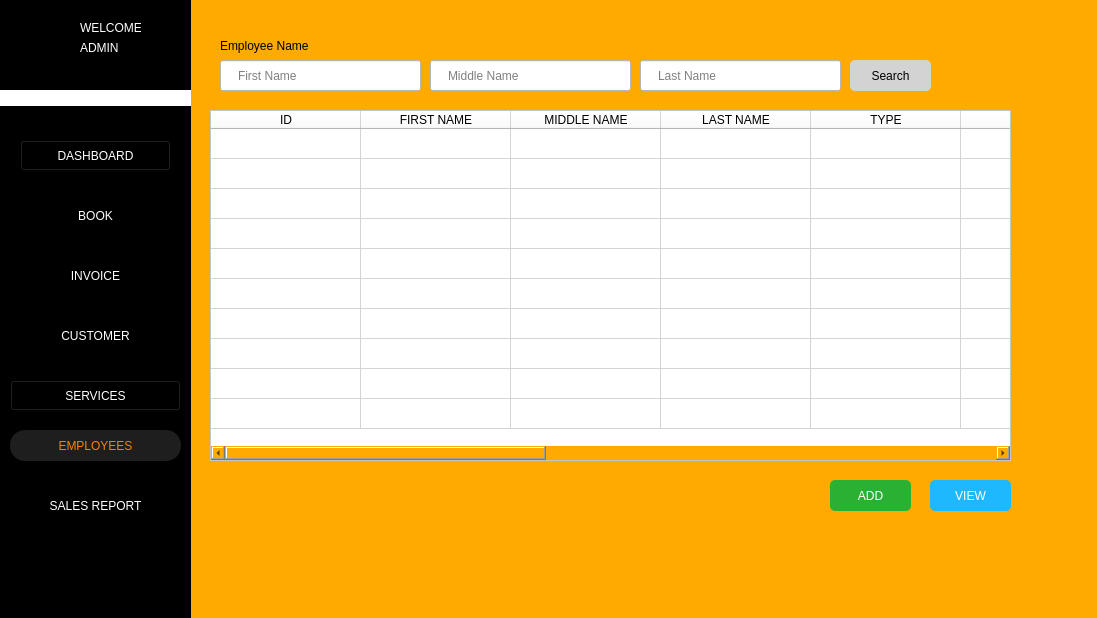
Above: ui/Admin_employees.ui from OnealTorres/Auto-Repair-Management-System before the change. Below: the same form after it.
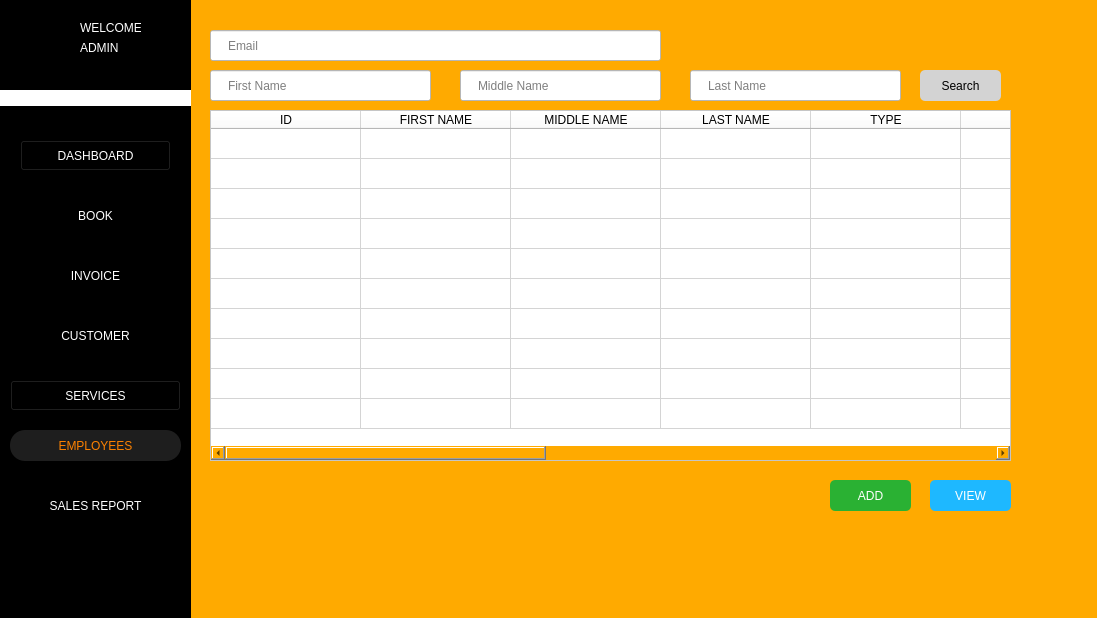
That is the form after the change. Icons and pictures are not drawn.

```diff
--- a/ui/Admin_employees.ui
+++ b/ui/Admin_employees.ui
@@ -407,9 +407,9 @@
   <widget class="QLineEdit" name="txt_empfname">
    <property name="geometry">
     <rect>
-     <x>220</x>
-     <y>60</y>
-     <width>201</width>
+     <x>210</x>
+     <y>70</y>
+     <width>221</width>
      <height>31</height>
     </rect>
    </property>
@@ -427,9 +427,9 @@
   <widget class="QLineEdit" name="txt_emplname">
    <property name="geometry">
     <rect>
-     <x>640</x>
-     <y>60</y>
-     <width>201</width>
+     <x>690</x>
+     <y>70</y>
+     <width>211</width>
      <height>31</height>
     </rect>
    </property>
@@ -447,8 +447,8 @@
   <widget class="QLineEdit" name="txt_empmname">
    <property name="geometry">
     <rect>
-     <x>430</x>
-     <y>60</y>
+     <x>460</x>
+     <y>70</y>
      <width>201</width>
      <height>31</height>
     </rect>
@@ -464,19 +464,6 @@
     <bool>false</bool>
    </property>
   </widget>
-  <widget class="QLabel" name="label_104">
-   <property name="geometry">
-    <rect>
-     <x>220</x>
-     <y>35</y>
-     <width>261</width>
-     <height>21</height>
-    </rect>
-   </property>
-   <property name="text">
-    <string>Employee Name</string>
-   </property>
-  </widget>
   <widget class="QPushButton" name="btn_employee_view">
    <property name="geometry">
     <rect>
@@ -503,8 +490,8 @@
   <widget class="QPushButton" name="search_btn">
    <property name="geometry">
     <rect>
-     <x>850</x>
-     <y>60</y>
+     <x>920</x>
+     <y>70</y>
      <width>81</width>
      <height>31</height>
     </rect>
@@ -523,6 +510,26 @@
      <normaloff>img/plus-button.png</normaloff>img/plus-button.png</iconset>
    </property>
   </widget>
+  <widget class="QLineEdit" name="txt_email">
+   <property name="geometry">
+    <rect>
+     <x>210</x>
+     <y>30</y>
+     <width>451</width>
+     <height>31</height>
+    </rect>
+   </property>
+   <property name="styleSheet">
+    <string notr="true">background-color: rgb(255, 255, 255);
+padding-left: 15px;</string>
+   </property>
+   <property name="placeholderText">
+    <string>Email</string>
+   </property>
+   <property name="clearButtonEnabled">
+    <bool>false</bool>
+   </property>
+  </widget>
   <zorder>label</zorder>
   <zorder>btn_employee_add</zorder>
   <zorder>tbl_employee</zorder>
```
Left out of the diff: 2 changed lines with no effect on the pictures.
